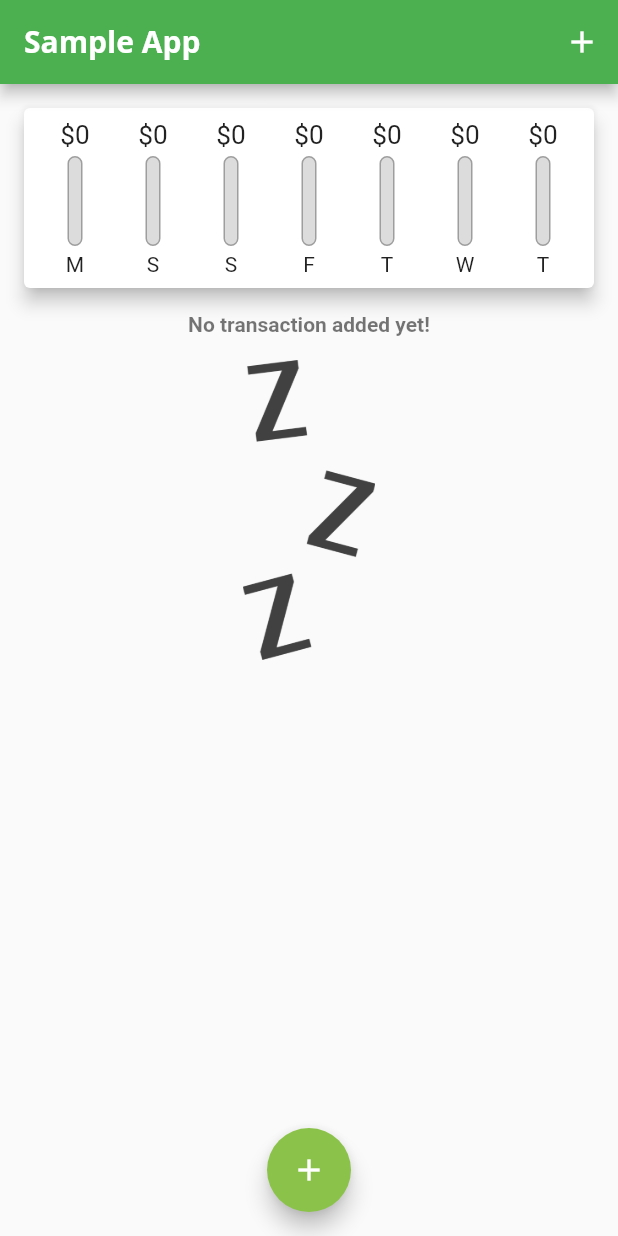
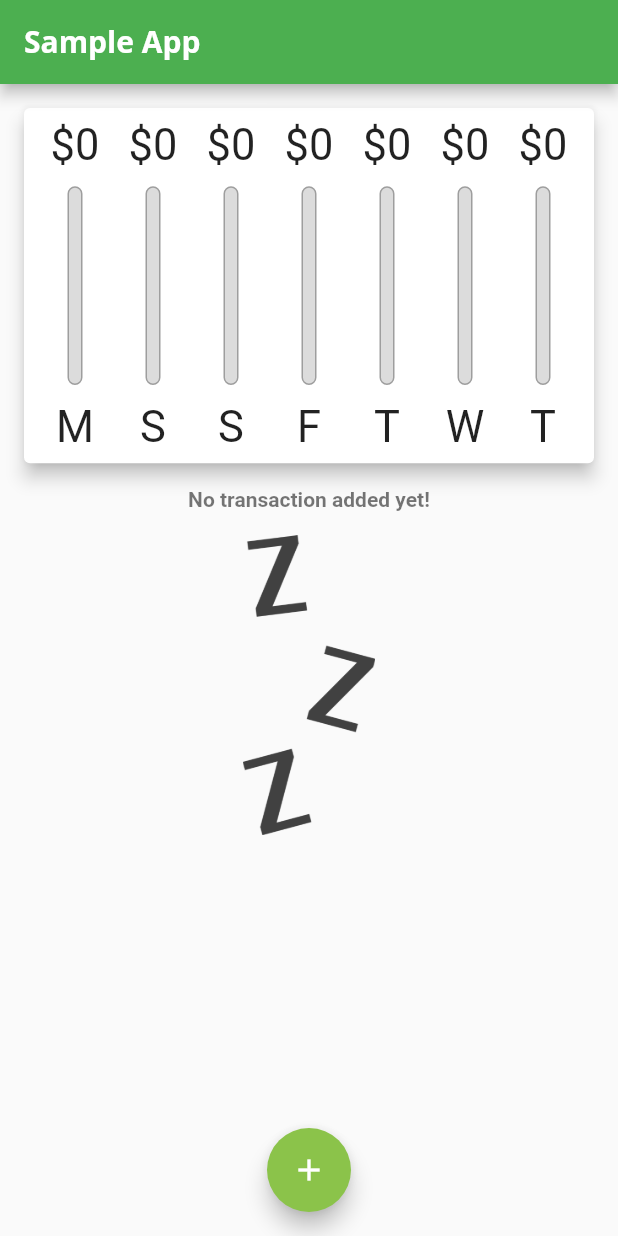
Before and after one commit to hantash07/weekly_expenses_app_flutter, a Flutter app: the screen it shows after launch, on a phone screen of 412 x 824 dp. Run offline on Flutter 3.47's test engine with Material 2 defaults, Android fonts, the phone set to English and light mode, and no system bars.

Commit message:
Responsive UI

```diff
--- a/lib/main.dart
+++ b/lib/main.dart
@@ -1,5 +1,8 @@
+// import 'dart:html';
+
 import 'package:flutter/cupertino.dart';
 import 'package:flutter/material.dart';
+import 'package:flutter/services.dart';
 import 'package:personal_expenses_flutter/widgets/chart.dart';
 import 'package:personal_expenses_flutter/widgets/transaction_add.dart';
 import 'package:personal_expenses_flutter/widgets/transaction_list.dart';
@@ -7,15 +10,48 @@ import 'package:personal_expenses_flutter/widgets/transaction_list.dart';
 import 'models/transaction_data_model.dart';
 
 void main() {
+  WidgetsFlutterBinding.ensureInitialized();
+  SystemChrome.setPreferredOrientations([DeviceOrientation.portraitUp]);
   runApp(MyApp());
 }
 
-class MyApp extends StatefulWidget {
+class MyApp extends StatelessWidget {
+  @override
+  Widget build(BuildContext context) {
+    return MaterialApp(
+      debugShowCheckedModeBanner: false,
+      theme: ThemeData(
+        primarySwatch: Colors.green,
+        accentColor: Colors.lightGreen,
+        fontFamily: "Quicksand",
+        textTheme: ThemeData.light().textTheme.copyWith(
+          headline6: TextStyle(
+            fontFamily: "OpenSans",
+            fontSize: 18,
+            fontWeight: FontWeight.bold,
+          ),
+        ),
+        appBarTheme: AppBarTheme(
+          textTheme: ThemeData.light().textTheme.copyWith(
+            title: TextStyle(
+              fontFamily: "OpenSans",
+              fontSize: 20,
+              fontWeight: FontWeight.bold,
+            ),
+          ),
+        ),
+      ),
+      home: MainPage(),
+    );
+  }
+}
+
+class MainPage extends StatefulWidget {
   @override
   _MyAppState createState() => _MyAppState();
 }
 
-class _MyAppState extends State<MyApp> {
+class _MyAppState extends State<MainPage> {
   final List<TransactionDataModel> _transactionList = [];
 
   List<TransactionDataModel> get _recentTransactions {
@@ -57,43 +93,24 @@ class _MyAppState extends State<MyApp> {
 
   @override
   Widget build(BuildContext buildContext) {
-    return MaterialApp(
-      debugShowCheckedModeBanner: false,
-      theme: ThemeData(
-        primarySwatch: Colors.green,
-        accentColor: Colors.lightGreen,
-        fontFamily: "Quicksand",
-        textTheme: ThemeData.light().textTheme.copyWith(
-              headline6: TextStyle(
-                fontFamily: "OpenSans",
-                fontSize: 18,
-                fontWeight: FontWeight.bold,
-              ),
-            ),
-        appBarTheme: AppBarTheme(
-          textTheme: ThemeData.light().textTheme.copyWith(
-                title: TextStyle(
-                  fontFamily: "OpenSans",
-                  fontSize: 20,
-                  fontWeight: FontWeight.bold,
-                ),
-              ),
-        ),
-      ),
-      home: Scaffold(
-        appBar: AppBar(
+    var appBar = AppBar(
       title: Text("Sample App"),
-          actions: [
-            IconButton(
-                onPressed: () => _openBottomSheet(buildContext),
-                icon: Icon(Icons.add)),
-          ],
-        ),
+    );
+    var mediaQuery = MediaQuery.of(buildContext);
+
+    return Scaffold(
+      appBar: appBar,
       body: SingleChildScrollView(
         child: Column(
           children: [
-              Chart(_recentTransactions),
-              TransactionList(_transactionList, _deleteTransaction),
+            Container(
+              height: (mediaQuery.size.height - appBar.preferredSize.height - mediaQuery.padding.top) * 0.35,
+              child: Chart(_recentTransactions),
+            ),
+            Container(
+              height: (mediaQuery.size.height - appBar.preferredSize.height  - mediaQuery.padding.top) * 0.65,
+              child: TransactionList(_transactionList, _deleteTransaction),
+            ),
           ],
         ),
       ),
@@ -107,7 +124,6 @@ class _MyAppState extends State<MyApp> {
         ),
       ),
       floatingActionButtonLocation: FloatingActionButtonLocation.centerFloat,
-      ),
     );
   }
 }
--- a/lib/widgets/chart_bar.dart
+++ b/lib/widgets/chart_bar.dart
@@ -9,17 +9,18 @@ class ChartBar extends StatelessWidget {
 
   @override
   Widget build(BuildContext context) {
+    return LayoutBuilder(builder: (ctx, constraints) {
       return Column(
         children: [
           Container(
-          height: 20,
+            height: constraints.maxHeight * 0.15,
             child: FittedBox(
               child: Text("\$${spendingAmount.toStringAsFixed(0)}"),
             ),
           ),
-        SizedBox(height: 4),
+          SizedBox(height: constraints.maxHeight * 0.05),
           Container(
-          height: 60,
+            height: constraints.maxHeight * 0.6,
             width: 10,
             child: Stack(
               children: [
@@ -41,9 +42,13 @@ class ChartBar extends StatelessWidget {
               ],
             ),
           ),
-        SizedBox(height: 4),
-        Text(label),
+          SizedBox(height: constraints.maxHeight * 0.05),
+          Container(
+            height: constraints.maxHeight * 0.15,
+            child: FittedBox(child: Text(label)),
+          ),
         ],
       );
+    });
   }
 }
--- a/lib/widgets/transaction_list.dart
+++ b/lib/widgets/transaction_list.dart
@@ -10,9 +10,7 @@ class TransactionList extends StatelessWidget {
 
   @override
   Widget build(BuildContext context) {
-    return Container(
-      height: 350,
-      child: transactionList.isEmpty
+    return transactionList.isEmpty
         ? Column(
             children: [
               Text(
@@ -67,7 +65,6 @@ class TransactionList extends StatelessWidget {
                 ),
               );
             },
-            ),
           );
   }
 }
```
Lines whose indentation alone changed are shown as unchanged.
